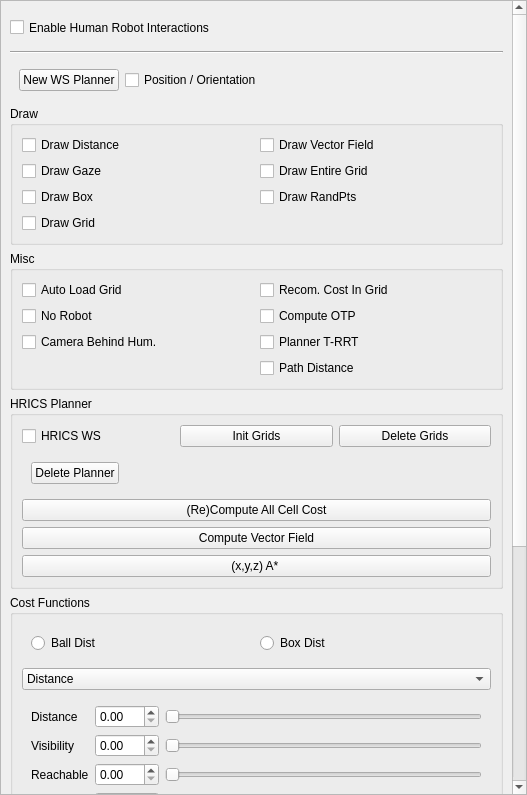
Qt form src/move3d-qt-gui-libs/src/qtMainInterface/sideWidgets/qtHrics.ui (jmainpri/move3d-studio) before a commit.
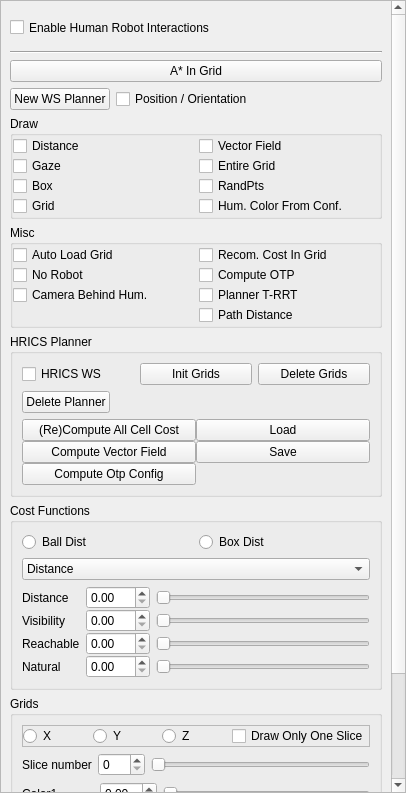
The same form after that commit.

Commit message: Add new buttons to handle the changes in libmove3d-planners (commit:96573118086a6c0)

What changed in the file:
```diff
--- a/src/move3d-qt-gui-libs/src/qtMainInterface/sideWidgets/qtHrics.ui
+++ b/src/move3d-qt-gui-libs/src/qtMainInterface/sideWidgets/qtHrics.ui
@@ -6,8 +6,8 @@
    <rect>
     <x>0</x>
     <y>0</y>
-    <width>527</width>
-    <height>795</height>
+    <width>406</width>
+    <height>793</height>
    </rect>
   </property>
   <property name="windowTitle">
@@ -35,9 +35,9 @@
       <property name="geometry">
        <rect>
         <x>0</x>
-        <y>-218</y>
-        <width>510</width>
-        <height>1268</height>
+        <y>0</y>
+        <width>389</width>
+        <height>1001</height>
        </rect>
       </property>
       <layout class="QVBoxLayout" name="verticalLayout_24">
@@ -61,9 +61,22 @@
          </property>
         </widget>
        </item>
+       <item>
+        <widget class="QPushButton" name="pushButtonAStarInGrid">
+         <property name="text">
+          <string>A* In Grid</string>
+         </property>
+        </widget>
+       </item>
        <item>
         <widget class="QWidget" name="widget_11" native="true">
          <layout class="QHBoxLayout" name="horizontalLayout_3">
+          <property name="spacing">
+           <number>-1</number>
+          </property>
+          <property name="margin">
+           <number>0</number>
+          </property>
           <item>
            <widget class="QPushButton" name="pushButtonMakeGrid">
             <property name="text">
@@ -100,52 +113,65 @@
           <string>Draw</string>
          </property>
          <layout class="QGridLayout" name="gridLayout_3">
+          <property name="verticalSpacing">
+           <number>0</number>
+          </property>
+          <property name="margin">
+           <number>0</number>
+          </property>
           <item row="0" column="0">
            <widget class="QCheckBox" name="checkBoxDrawDistance">
             <property name="text">
-             <string>Draw Distance</string>
+             <string>Distance</string>
             </property>
            </widget>
           </item>
           <item row="1" column="0">
            <widget class="QCheckBox" name="checkBoxDrawGaze">
             <property name="text">
-             <string>Draw Gaze</string>
+             <string>Gaze</string>
             </property>
            </widget>
           </item>
           <item row="2" column="0">
            <widget class="QCheckBox" name="checkBoxDrawBox">
             <property name="text">
-             <string>Draw Box</string>
+             <string>Box</string>
             </property>
            </widget>
           </item>
           <item row="3" column="0">
            <widget class="QCheckBox" name="checkBoxDrawGrid">
             <property name="text">
-             <string>Draw Grid</string>
+             <string>Grid</string>
             </property>
            </widget>
           </item>
           <item row="0" column="1">
            <widget class="QCheckBox" name="checkBoxDrawVectorField">
             <property name="text">
-             <string>Draw Vector Field</string>
+             <string>Vector Field</string>
             </property>
            </widget>
           </item>
           <item row="1" column="1">
            <widget class="QCheckBox" name="checkBoxEntireGrid">
             <property name="text">
-             <string>Draw Entire Grid</string>
+             <string>Entire Grid</string>
             </property>
            </widget>
           </item>
           <item row="2" column="1">
            <widget class="QCheckBox" name="checkBoxDrawRandPoints">
             <property name="text">
-             <string>Draw RandPts</string>
+             <string>RandPts</string>
+            </property>
+           </widget>
+          </item>
+          <item row="3" column="1">
+           <widget class="QCheckBox" name="checkBoxDrawHumanColorFromConf">
+            <property name="text">
+             <string>Hum. Color From Conf.</string>
             </property>
            </widget>
           </item>
@@ -158,6 +184,12 @@
           <string>Misc</string>
          </property>
          <layout class="QGridLayout" name="gridLayout">
+          <property name="verticalSpacing">
+           <number>0</number>
+          </property>
+          <property name="margin">
+           <number>0</number>
+          </property>
           <item row="3" column="1">
            <widget class="QCheckBox" name="checkBoxHriPathDistance">
             <property name="text">
@@ -244,6 +276,9 @@
           <item>
            <widget class="QWidget" name="widget_3" native="true">
             <layout class="QHBoxLayout" name="horizontalLayout_11">
+             <property name="margin">
+              <number>0</number>
+             </property>
              <item>
               <widget class="QPushButton" name="pushButtonDeleteGrid">
                <property name="text">
@@ -268,29 +303,51 @@
            </widget>
           </item>
           <item>
-           <layout class="QGridLayout" name="gridLayout_2">
-            <item row="3" column="0">
-             <widget class="QPushButton" name="pushButtonAStarIn3DGrid">
-              <property name="text">
-               <string>(x,y,z) A* </string>
-              </property>
-             </widget>
-            </item>
-            <item row="1" column="0">
-             <widget class="QPushButton" name="pushButtonVectorField">
-              <property name="text">
-               <string>Compute Vector Field</string>
-              </property>
-             </widget>
-            </item>
-            <item row="0" column="0">
-             <widget class="QPushButton" name="pushButtonComputeAllCellCost">
-              <property name="text">
-               <string>(Re)Compute All Cell Cost</string>
-              </property>
-             </widget>
-            </item>
-           </layout>
+           <widget class="QWidget" name="widget_2" native="true">
+            <layout class="QGridLayout" name="gridLayout_2" rowstretch="0,0,0,0,0">
+             <property name="margin">
+              <number>0</number>
+             </property>
+             <property name="spacing">
+              <number>0</number>
+             </property>
+             <item row="0" column="0">
+              <widget class="QPushButton" name="pushButtonComputeAllCellCost">
+               <property name="text">
+                <string>(Re)Compute All Cell Cost</string>
+               </property>
+              </widget>
+             </item>
+             <item row="1" column="0">
+              <widget class="QPushButton" name="pushButtonVectorField">
+               <property name="text">
+                <string>Compute Vector Field</string>
+               </property>
+              </widget>
+             </item>
+             <item row="0" column="1">
+              <widget class="QPushButton" name="pushButtonLoad">
+               <property name="text">
+                <string>Load</string>
+               </property>
+              </widget>
+             </item>
+             <item row="1" column="1">
+              <widget class="QPushButton" name="pushButtonSave">
+               <property name="text">
+                <string>Save</string>
+               </property>
+              </widget>
+             </item>
+             <item row="4" column="0">
+              <widget class="QPushButton" name="pushButtonComputeOtpConfig">
+               <property name="text">
+                <string>Compute Otp Config</string>
+               </property>
+              </widget>
+             </item>
+            </layout>
+           </widget>
           </item>
          </layout>
         </widget>
@@ -304,6 +361,9 @@
           <item>
            <widget class="QWidget" name="widget" native="true">
             <layout class="QHBoxLayout" name="horizontalLayout">
+             <property name="margin">
+              <number>0</number>
+             </property>
              <item>
               <widget class="QRadioButton" name="radioButton">
                <property name="text">
@@ -353,6 +413,15 @@
           <item>
            <widget class="QWidget" name="widget_5" native="true">
             <layout class="QGridLayout" name="gridLayout_17">
+             <property name="horizontalSpacing">
+              <number>-1</number>
+             </property>
+             <property name="verticalSpacing">
+              <number>0</number>
+             </property>
+             <property name="margin">
+              <number>0</number>
+             </property>
              <item row="1" column="0">
               <widget class="QLabel" name="label_20">
                <property name="text">
@@ -464,6 +533,9 @@
              <enum>QFrame::Raised</enum>
             </property>
             <layout class="QHBoxLayout" name="horizontalLayout_4">
+             <property name="margin">
+              <number>0</number>
+             </property>
              <item>
               <widget class="QRadioButton" name="radioButtonXline">
                <property name="text">
@@ -498,6 +570,12 @@
           <item>
            <widget class="QWidget" name="widget_14" native="true">
             <layout class="QGridLayout" name="gridLayout_5">
+             <property name="verticalSpacing">
+              <number>0</number>
+             </property>
+             <property name="margin">
+              <number>0</number>
+             </property>
              <item row="0" column="0">
               <widget class="QLabel" name="label_4">
                <property name="text">
@@ -528,6 +606,15 @@
           <item>
            <widget class="QWidget" name="widget_13" native="true">
             <layout class="QGridLayout" name="gridLayout_35">
+             <property name="horizontalSpacing">
+              <number>-1</number>
+             </property>
+             <property name="verticalSpacing">
+              <number>0</number>
+             </property>
+             <property name="margin">
+              <number>0</number>
+             </property>
              <item row="2" column="0">
               <widget class="QLabel" name="label_22">
                <property name="text">
```
The commit also changes 12 other files.
